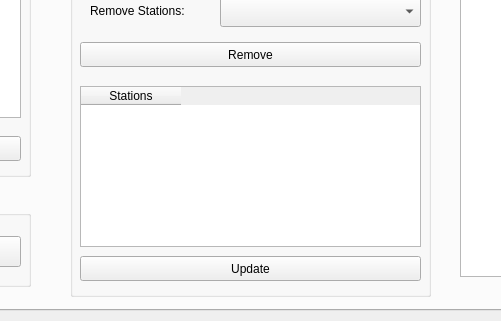
Qt form CTC_App/Iteration3/CTC.ui (YKMorsy/Team_X_ECE_1140) before a commit; both pictures show x 362 to 863 and y 330 to 651 of the 1156 by 651 pixel window.
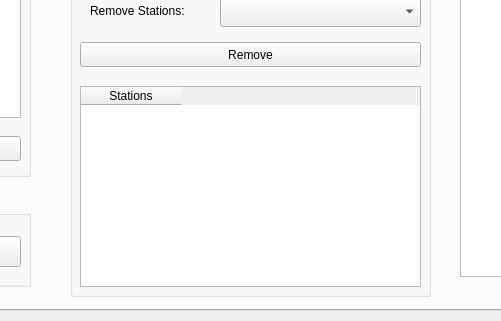
The same form after that commit. The open tabs and pages were chosen to show the change.

Patch:
```diff
--- a/CTC_App/Iteration3/CTC.ui
+++ b/CTC_App/Iteration3/CTC.ui
@@ -551,7 +551,7 @@
           <x>10</x>
           <y>270</y>
           <width>341</width>
-          <height>161</height>
+          <height>201</height>
          </rect>
         </property>
         <column>
@@ -586,19 +586,6 @@
          </rect>
         </property>
        </widget>
-       <widget class="QPushButton" name="greenUpdateButton">
-        <property name="geometry">
-         <rect>
-          <x>10</x>
-          <y>440</y>
-          <width>341</width>
-          <height>25</height>
-         </rect>
-        </property>
-        <property name="text">
-         <string>Update</string>
-        </property>
-       </widget>
       </widget>
      </widget>
     </widget>
```
Left out of the diff: 19 changed lines with no effect on the pictures.
